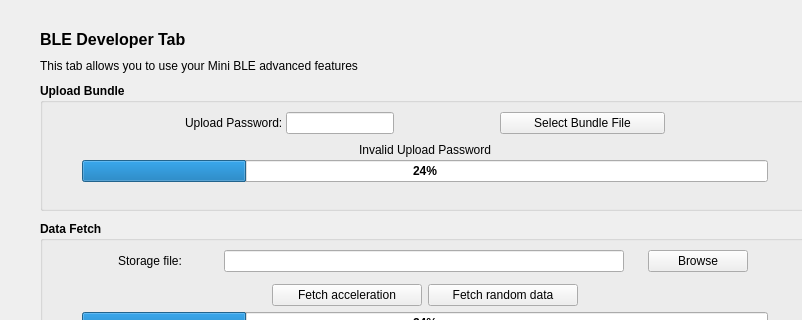
The window that src/BleDev.ui (mooltipass/moolticute) describes before a commit, drawn with Qt 5; both pictures show x 0 to 802 and y 0 to 320 of the 900 by 575 pixel window.
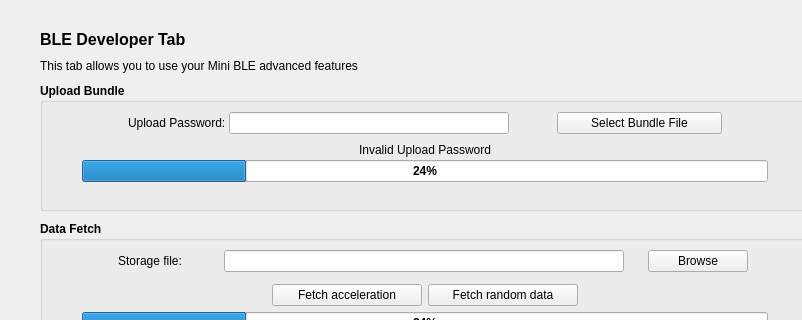
The same window after the commit.

Commit message: [BLE] Increase size of Upload Password field

Diff of the .ui file:
```diff
--- a/src/BleDev.ui
+++ b/src/BleDev.ui
@@ -149,6 +149,12 @@
         </item>
         <item>
          <widget class="QLineEdit" name="lineEditBundlePassword">
+          <property name="minimumSize">
+           <size>
+            <width>280</width>
+            <height>0</height>
+           </size>
+          </property>
           <property name="font">
            <font>
             <weight>50</weight>
```
